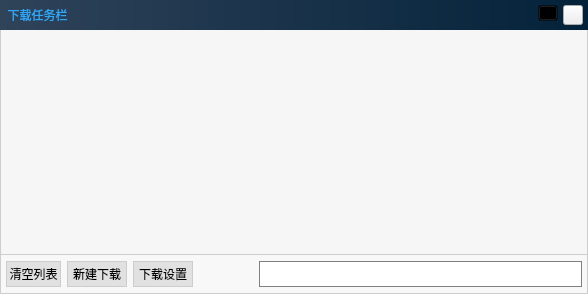
huizhang556/pc-video-player, file VideoPlayer/browser/WebDownLoadList.ui: the form before one commit.
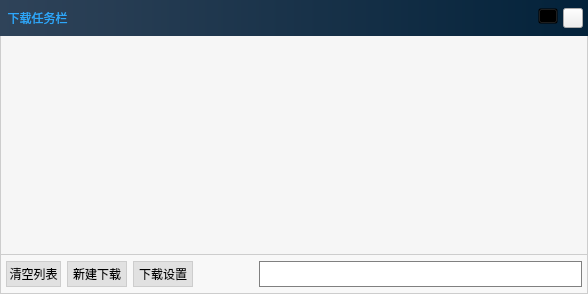
The form after the commit. Icons and pictures are not drawn.

The edit to the form file:
```diff
--- a/VideoPlayer/browser/WebDownLoadList.ui
+++ b/VideoPlayer/browser/WebDownLoadList.ui
@@ -74,13 +74,13 @@
           <property name="minimumSize">
            <size>
             <width>0</width>
-            <height>30</height>
+            <height>36</height>
            </size>
           </property>
           <property name="maximumSize">
            <size>
             <width>16777215</width>
-            <height>30</height>
+            <height>36</height>
            </size>
           </property>
           <property name="styleSheet">
```
